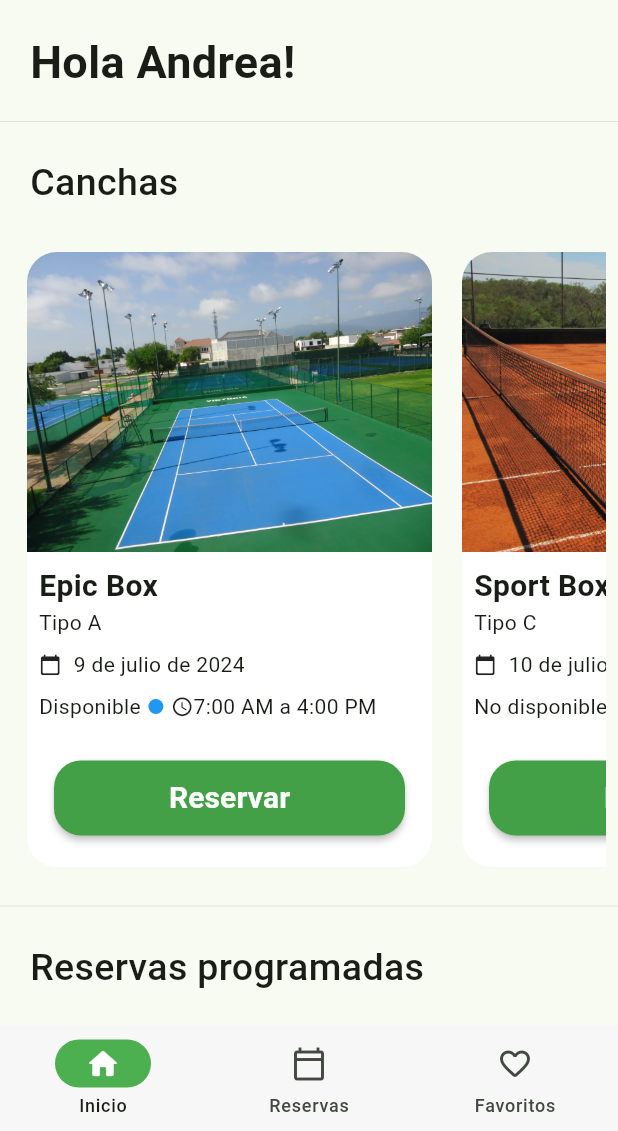
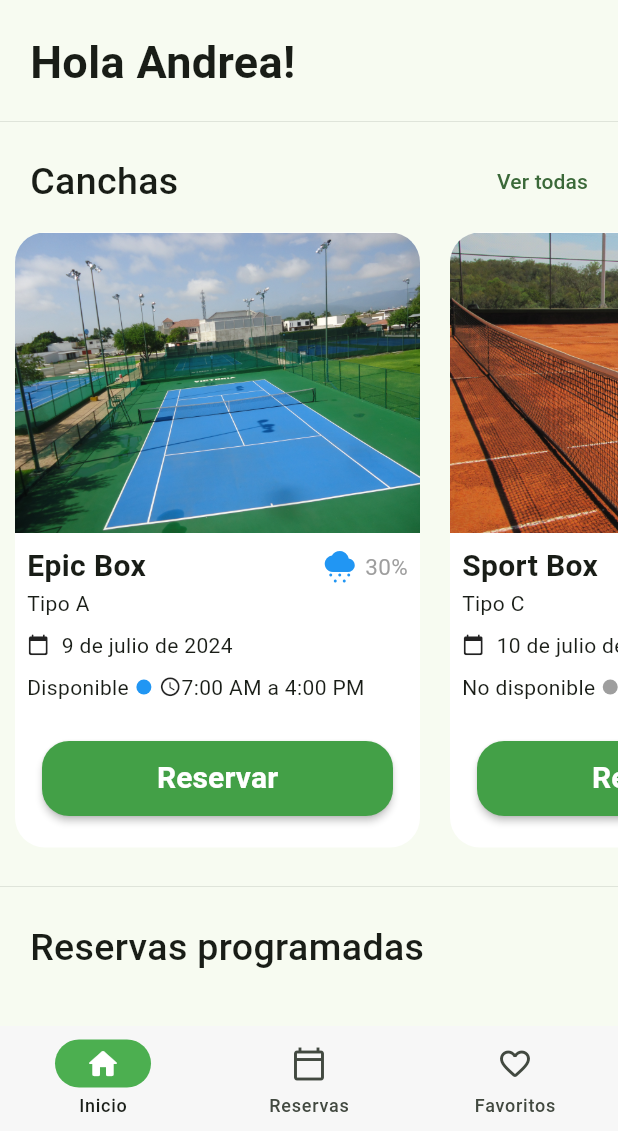
Before and after one commit to Whadyjm/tennis_booking, a Flutter app: the RootScreen screen opened directly, after a tap on the "notifications none" icon, on a phone screen of 412 x 824 dp, the part 105-1236 px from its top. Run offline on Flutter 3.47's test engine with Material 3 defaults, Android fonts, the light colour scheme and no system bars; our stand-ins replace card_swiper; missing offline and left inert: dart:ffi; network calls fail.

Commit message:
Pantalla de reservas añadida

```diff
--- a/lib/models/canchaModel.dart
+++ b/lib/models/canchaModel.dart
@@ -2,7 +2,7 @@ import 'package:flutter/cupertino.dart';
 
 class CanchaModel {
   late String image;
-  late String nombre, tipo;
+  late String nombre, tipo, prob;
   late bool disponible;
   late String fecha;
 
@@ -10,6 +10,7 @@ class CanchaModel {
     required this.image,
     required this.nombre,
     required this.tipo,
+    required this.prob,
     required this.disponible,
     required this.fecha,
 });
--- a/lib/models/reservaModel.dart
+++ b/lib/models/reservaModel.dart
@@ -6,6 +6,7 @@ class ReservaModel {
   final String fecha;
   final String duracion;
   final String comentario;
+  final String prob;
 
   ReservaModel({
     required this.image,
@@ -14,6 +15,7 @@ class ReservaModel {
     required this.trainer,
     required this.fecha,
     required this.duracion,
-    required this.comentario
+    required this.comentario,
+    required this.prob
 });
 }
--- a/lib/providers/reservaProvider.dart
+++ b/lib/providers/reservaProvider.dart
@@ -3,6 +3,7 @@ import 'package:tenniscourt/models/reservaModel.dart';
 
 class ReservaProvider extends ChangeNotifier {
   List<ReservaModel> _reservas = [];
+  List<ReservaModel> get reservas => _reservas;
 
   void addReserva(ReservaModel reserva) {
     _reservas.add(reserva);
@@ -14,5 +15,8 @@ class ReservaProvider extends ChangeNotifier {
     notifyListeners();
   }
 
-  List<ReservaModel> get reservas => _reservas;
+  void removeItemReserva({required int index}) {
+    _reservas.remove(index);
+    notifyListeners();
+  }
 }
--- a/lib/rootScreen.dart
+++ b/lib/rootScreen.dart
@@ -1,6 +1,7 @@
 import 'package:flutter/material.dart';
 import 'package:tenniscourt/appConstantes.dart';
 import 'package:tenniscourt/screens/Home.dart';
+import 'package:tenniscourt/screens/reservas.dart';
 
 class RootScreen extends StatefulWidget {
   const RootScreen({super.key});
@@ -20,6 +21,7 @@ class _RootScreenState extends State<RootScreen> {
     super.initState();
     screens = const [
       Home(),
+      Reservas()
     ];
     controller = PageController(initialPage: currentScreen);
   }
--- a/lib/screens/Home.dart
+++ b/lib/screens/Home.dart
@@ -3,9 +3,11 @@ import 'package:flutter/material.dart';
 import 'package:provider/provider.dart';
 import 'package:tenniscourt/appConstantes.dart';
 import 'package:tenniscourt/models/canchaModel.dart';
+import 'package:tenniscourt/models/reservaModel.dart';
 import 'package:tenniscourt/providers/reservaProvider.dart';
 import 'package:tenniscourt/screens/authPages/login.dart';
 import 'package:tenniscourt/widgets/canchaCard.dart';
+import 'package:tenniscourt/widgets/reservaTile.dart';
 import 'package:tenniscourt/widgets/titulo.dart';
 
 class Home extends StatefulWidget {
@@ -23,9 +25,9 @@ class _HomeState extends State<Home> {
     final reservas = reservasProvider.reservas;
 
     List<CanchaModel> canchas = [
-      CanchaModel(nombre: 'Epic Box', tipo: 'Tipo A', disponible: true, fecha: '9 de julio de 2024', image: 'assets/epicBox.jpg'),
-      CanchaModel(nombre: 'Sport Box', tipo: 'Tipo C', disponible: false, fecha: '10 de julio de 2024', image: 'assets/sportBox.jpg'),
-      CanchaModel(nombre: 'Multiple Box', tipo: 'Tipo A', disponible: true, fecha: '10 de julio de 2024', image: 'assets/multipleBox.jpg'),
+      CanchaModel(nombre: 'Epic Box', tipo: 'Tipo A', disponible: true, fecha: '9 de julio de 2024', image: 'assets/epicBox.jpg', prob: '30%'),
+      CanchaModel(nombre: 'Sport Box', tipo: 'Tipo C', disponible: false, fecha: '10 de julio de 2024', image: 'assets/sportBox.jpg', prob: '60%'),
+      CanchaModel(nombre: 'Multiple Box', tipo: 'Tipo A', disponible: true, fecha: '10 de julio de 2024', image: 'assets/multipleBox.jpg', prob: '30%'),
     ];
 
     return Scaffold(
@@ -60,16 +62,18 @@ class _HomeState extends State<Home> {
               ],
             ),
             const Divider(thickness: 0.3,),
-            const Row(
-              children: [
-                Padding(
-                  padding: EdgeInsets.only(top: 15.0, left: 20, bottom: 10),
-                  child: Titulo(titulo: 'Canchas')
-                ),
-              ],
+            Padding(
+              padding: const EdgeInsets.only(top: 8.0, left: 20, right: 8),
+              child: Row(
+                mainAxisAlignment: MainAxisAlignment.spaceBetween,
+                children: [
+                  const Titulo(titulo: 'Canchas'),
+                  TextButton(onPressed: (){}, child: const Text('Ver todas'))
+                ],
+              ),
             ),
             Padding(
-              padding: const EdgeInsets.all(8.0),
+              padding: const EdgeInsets.only(bottom: 8.0),
               child: SizedBox(
                 height: 430,
                 width: double.maxFinite,
@@ -82,7 +86,8 @@ class _HomeState extends State<Home> {
                         image: canchas[index].image,
                         tipo: canchas[index].tipo,
                         fecha: canchas[index].fecha,
-                        disponible: canchas[index].disponible,);
+                        disponible: canchas[index].disponible,
+                        prob: canchas[index].prob,);
                     }),
               ),
             ),
@@ -90,65 +95,27 @@ class _HomeState extends State<Home> {
             const Row(
               children: [
                 Padding(
-                  padding: EdgeInsets.only(top: 15.0, left: 20, bottom: 10),
+                  padding: EdgeInsets.only(top: 15.0, left: 20, bottom: 20),
                   child: Titulo(titulo: 'Reservas programadas')
                 ),
               ],
             ),
             SizedBox(
-              height: 500,
-              width: MediaQuery.of(context).size.width,
+              height: 300,
               child: ListView.builder(
+                reverse: false,
                 itemCount: reservas.length,
                 itemBuilder: (context, index) {
                   final reserva = reservas[index];
-                  return Padding(
-                    padding: const EdgeInsets.all(8.0),
-                    child: ListTile(
-                      title: Text(reserva.nombre, style: const TextStyle(fontWeight: FontWeight.bold, fontSize: 20)),
-                      subtitle: Column(
-                        crossAxisAlignment: CrossAxisAlignment.start,
-                        children: [
-                          Row(
-                            children: [
-                              Column(
-                                crossAxisAlignment: CrossAxisAlignment.start,
-                                children: [
-                                  Row(
-                                    children: [
-                                      const Icon(Icons.calendar_today_outlined, size: 18,),
-                                      const SizedBox(width: 10,),
-                                      Text(reserva.fecha),
-                                    ],
-                                  ),
-                                  const Row(
-                                    children: [
-                                      Text('Reservado por:'),
-                                      SizedBox(width: 10,),
-                                      CircleAvatar(
-                                        radius: 15,
-                                        backgroundImage: NetworkImage('https://img.freepik.com/fotos-premium/mujer-joven-raqueta-tenis-sobre-su-cara-aislada-rostro-neutral-mirada-segura-fotografia-cerca_264277-894.jpg?w=360'),
-                                      ),
-                                      const SizedBox(width: 10,),
-                                      Text('Andrea Gómez')
-                                    ],
-                                  ),
-                                  Row(
-                                    children: [
-                                      const Icon(Icons.access_time_outlined, size: 18,),
-                                      const SizedBox(width: 10,),
-                                      Text('${reserva.duracion} Hora'),
-                                      const SizedBox(height: 20,child: VerticalDivider()),
-                                      Text('\$${int.parse(reserva.duracion)*25}',),
-                                    ],
-                                  ),
-                                ],
-                              ),
-                            ],
-                          ),
-                        ],
-                      ),
-                    ),
+                  return Column(
+                    children: [
+                      GestureDetector(
+                          onTap:(){
+                            reservasProvider.removeItemReserva(index: index);
+                          },
+                          child: ReservaTile(reserva: reserva)),
+                      const Divider()
+                    ],
                   );
                 },
               ),
--- /dev/null
+++ b/lib/screens/reservas.dart
@@ -0,0 +1,145 @@
+import 'package:flutter/cupertino.dart';
+import 'package:flutter/material.dart';
+import 'package:provider/provider.dart';
+import 'package:tenniscourt/appConstantes.dart';
+import 'package:tenniscourt/providers/reservaProvider.dart';
+import 'package:tenniscourt/rootScreen.dart';
+import 'package:tenniscourt/screens/authPages/login.dart';
+import 'package:tenniscourt/widgets/reservaTile.dart';
+import 'package:tenniscourt/widgets/titulo.dart';
+
+class Reservas extends StatelessWidget {
+  const Reservas({super.key});
+
+  @override
+  Widget build(BuildContext context) {
+
+    final reservasProvider = Provider.of<ReservaProvider>(context);
+    final reservas = reservasProvider.reservas;
+
+    return Scaffold(
+      appBar: AppBar(
+        toolbarHeight: 70,
+        backgroundColor: AppConstants.green,
+        automaticallyImplyLeading: false,
+        title: Image.asset(
+            height: 50,
+            'assets/logo.png'),
+        actions: [
+          const CircleAvatar(
+            backgroundImage: NetworkImage('https://img.freepik.com/fotos-premium/mujer-joven-raqueta-tenis-sobre-su-cara-aislada-rostro-neutral-mirada-segura-fotografia-cerca_264277-894.jpg?w=360'),
+          ),
+          IconButton(onPressed: (){}, icon: const Icon(Icons.notifications_none_rounded, size: 30, color: Colors.white,)),
+          IconButton(onPressed: (){
+            Navigator.pushAndRemoveUntil(context, MaterialPageRoute(builder: (context){
+              return const Login();
+            }), (Route route) => false);
+          }, icon: const Icon(Icons.menu_rounded, size: 30, color: Colors.white,)),
+        ],
+      ),
+      body: reservas.isEmpty
+          ? Column(
+        mainAxisAlignment: MainAxisAlignment.center,
+            children: [
+              const Padding(
+                padding: EdgeInsets.all(15.0),
+                child: Icon(Icons.sports_tennis_rounded, size: 100, color: AppConstants.green,),
+              ),
+              const Titulo(titulo: 'Aun no has reservado'),
+              const Text('¡Conoce nuestros nuevos planes!', style: TextStyle(fontWeight: FontWeight.bold, fontSize: 18),),
+              Padding(
+                padding: const EdgeInsets.all(18.0),
+                child: MaterialButton(
+                    height: 70,
+                    minWidth: 320,
+                    color: AppConstants.green,
+                    shape: RoundedRectangleBorder(
+                      borderRadius: BorderRadius.circular(12),
+                    ),
+                    onPressed: (){
+                      Navigator.push(context, MaterialPageRoute(builder: (context){
+                        return RootScreen();
+                      }));
+                    },
+                    child: const Row(
+                      mainAxisAlignment: MainAxisAlignment.center,
+                      children: [
+                        Icon(Icons.calendar_today_outlined, color: Colors.white, size: 25,),
+                        SizedBox(width: 10,),
+                        Text('Programar reserva', style: TextStyle(color: Colors.white, fontSize: 21, fontWeight: FontWeight.bold),),
+                      ],
+                    )
+                ),
+              ),
+            ],
+          )
+          : SingleChildScrollView(
+            child: Column(
+                    crossAxisAlignment: CrossAxisAlignment.start,
+                    children: [
+            Padding(
+              padding: const EdgeInsets.all(18.0),
+              child: MaterialButton(
+                  height: 70,
+                  minWidth: 320,
+                  color: AppConstants.green,
+                  shape: RoundedRectangleBorder(
+                    borderRadius: BorderRadius.circular(12),
+                  ),
+                  onPressed: (){
+                    Navigator.push(context, MaterialPageRoute(builder: (context){
+                      return const RootScreen();
+                    }));
+                  },
+                  child: const Row(
+                    mainAxisAlignment: MainAxisAlignment.center,
+                    children: [
+                      Icon(Icons.calendar_today_outlined, color: Colors.white, size: 25,),
+                      SizedBox(width: 10,),
+                      Text('Programar reserva', style: TextStyle(color: Colors.white, fontSize: 21, fontWeight: FontWeight.bold),),
+                    ],
+                  )
+              ),
+            ),
+            const Padding(
+              padding: EdgeInsets.only(left: 18.0, top: 12),
+              child: Titulo(titulo: 'Mis reservas'),
+            ),
+            const Divider(),
+            Center(
+              child: SizedBox(
+                height: 500,
+                width: 350,
+                child: ListView.builder(
+                  reverse: false,
+                  itemCount: reservas.length,
+                  itemBuilder: (context, index) {
+                    final reserva = reservas[index];
+                    return Padding(
+                      padding: const EdgeInsets.all(8.0),
+                      child: Container(
+                          height: 200,
+                          width: 100,
+                          decoration: BoxDecoration(
+                            color: Colors.white,
+                            borderRadius: BorderRadius.circular(12),
+                            boxShadow: [
+                              BoxShadow(
+                                color: Colors.grey.shade300,
+                                spreadRadius: 2,
+                                blurRadius: 5
+                              )
+                            ]
+                          ),
+                          child: ReservaTile(reserva: reserva)),
+                    );
+                  },
+                ),
+              ),
+            ),
+                    ],
+                  ),
+          ),
+    );
+  }
+}
--- a/lib/widgets/canchaCard.dart
+++ b/lib/widgets/canchaCard.dart
@@ -2,16 +2,17 @@ import 'package:flutter/cupertino.dart';
 import 'package:flutter/material.dart';
 import 'package:tenniscourt/appConstantes.dart';
 import 'package:tenniscourt/screens/canchaScreen.dart';
+import 'package:tenniscourt/widgets/weather.dart';
 
 class CanchaCard extends StatelessWidget {
-  const CanchaCard({super.key, required this.nombre, required this.image, required this.tipo, required this.fecha, required this.disponible});
+  const CanchaCard({super.key, required this.nombre, required this.image, required this.tipo, required this.fecha, required this.disponible, required this.prob});
 
   final String image;
   final String nombre;
   final String tipo;
   final String fecha;
   final bool disponible;
-
+  final String prob;
 
   @override
   Widget build(BuildContext context) {
@@ -36,7 +37,13 @@ class CanchaCard extends StatelessWidget {
               child: Column(
                 crossAxisAlignment: CrossAxisAlignment.start,
                 children: [
-                  Text(nombre, style: const TextStyle(fontWeight: FontWeight.bold, fontSize: 20),),
+                  Row(
+                    mainAxisAlignment: MainAxisAlignment.spaceBetween,
+                    children: [
+                      Text(nombre, style: const TextStyle(fontWeight: FontWeight.bold, fontSize: 20),),
+                      Weather(prob: prob,)
+                    ],
+                  ),
                   Text(tipo),
                   Row(
                     children: [
@@ -78,7 +85,7 @@ class CanchaCard extends StatelessWidget {
                   ),
                   onPressed: (){
                     Navigator.push(context, MaterialPageRoute(builder: (context){
-                      return CanchaScreen(nombre: nombre, image: image, tipo: tipo, disponible: disponible,);
+                      return CanchaScreen(nombre: nombre, image: image, tipo: tipo, disponible: disponible, prob: prob,);
                     }));
                   },
                   child: const Text('Reservar', style: TextStyle(color: Colors.white, fontSize: 20, fontWeight: FontWeight.bold),)
--- /dev/null
+++ b/lib/widgets/weather.dart
@@ -0,0 +1,20 @@
+import 'package:flutter/material.dart';
+
+class Weather extends StatelessWidget {
+  const Weather({
+    super.key, required this.prob,
+  });
+
+  final String prob;
+
+  @override
+  Widget build(BuildContext context) {
+    return Row(
+      children: [
+        Icon(Icons.cloudy_snowing, color: Colors.blue,),
+        SizedBox(width: 5,),
+        Text(prob, style: TextStyle(fontSize: 15, color: Colors.grey),),
+      ],
+    );
+  }
+}
```
Also changed, not shown: lib/screens/canchaScreen.dart (+15 -13 lines), lib/screens/resumen.dart (+10 -2 lines), lib/widgets/reservaTile.dart (added, +73 -0 lines).
